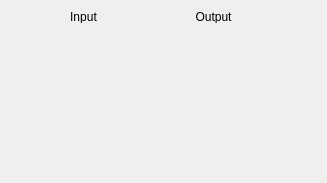
The window that infodialog.ui (AceOfSnakes/AvrPioRemote) describes before a commit, drawn with Qt 5.
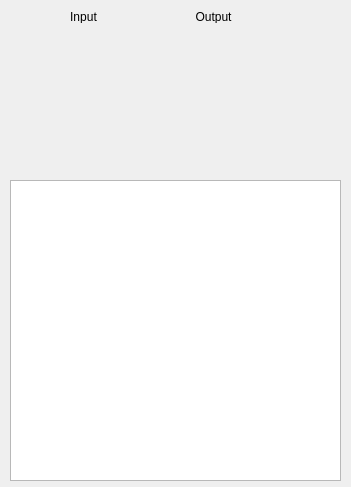
The same window after the commit.

Commit message: Information window shows more data about audio and video

Diff of the .ui file:
```diff
--- a/infodialog.ui
+++ b/infodialog.ui
@@ -6,8 +6,8 @@
    <rect>
     <x>0</x>
     <y>0</y>
-    <width>327</width>
-    <height>183</height>
+    <width>351</width>
+    <height>487</height>
    </rect>
   </property>
   <property name="windowTitle">
@@ -45,6 +45,19 @@
     <set>Qt::AlignCenter</set>
    </property>
   </widget>
+  <widget class="QTextEdit" name="infoText">
+   <property name="geometry">
+    <rect>
+     <x>10</x>
+     <y>180</y>
+     <width>331</width>
+     <height>301</height>
+    </rect>
+   </property>
+   <property name="readOnly">
+    <bool>true</bool>
+   </property>
+  </widget>
  </widget>
  <resources/>
  <connections/>
```
The commit also changes 5 other files.
